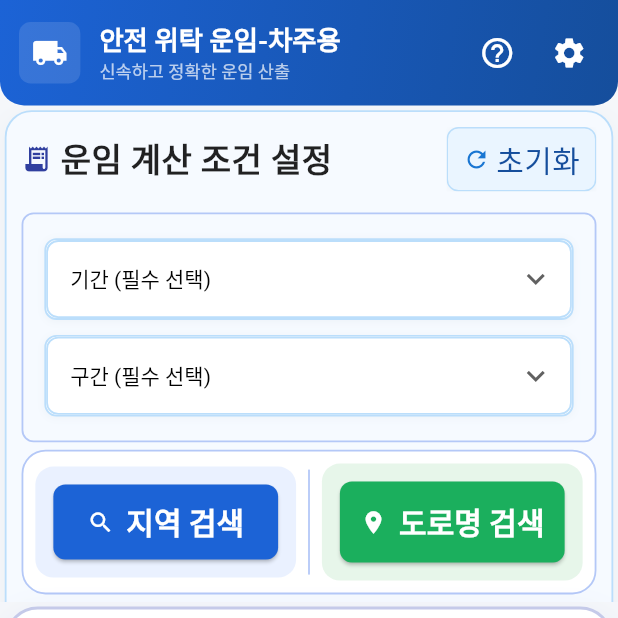
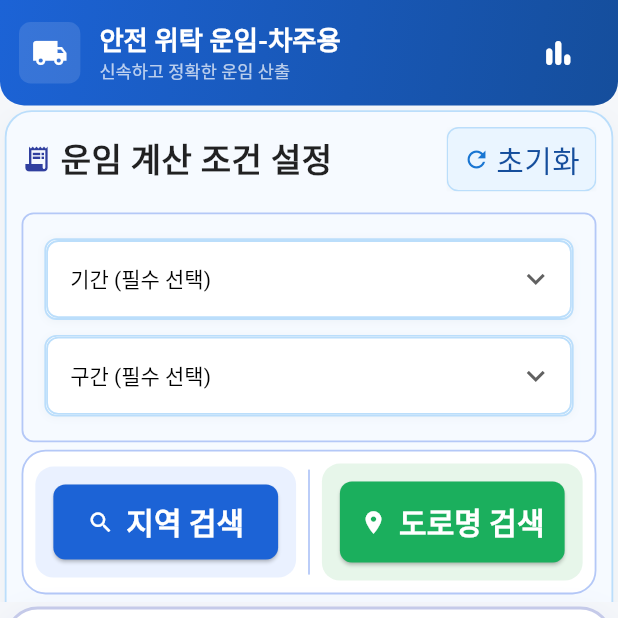
Before and after one commit to jang1231111/line-all-company, a Flutter app: the screen it shows after launch, on a phone screen of 412 x 824 dp, the top half of it. Run offline on Flutter 3.47's test engine with Material 3 defaults, Android fonts, the phone set to English and light mode, and no system bars; our stand-ins replace dio, flutter_riverpod, flutter_screenutil, freezed_annotation, pretty_dio_logger.

Commit message:
✨ 통계 페이지 추가

```diff
--- a/lib/features/condition/presentation/pages/condition_form_page.dart
+++ b/lib/features/condition/presentation/pages/condition_form_page.dart
@@ -72,15 +72,22 @@ class ConditionFormPage extends ConsumerWidget {
               ],
             ),
             actions: [
+              // IconButton(
+              //   icon: const Icon(Icons.help_outline, color: Colors.white),
+              //   onPressed: () {},
+              // ),
+              // IconButton(
+              //   icon: const Icon(Icons.settings, color: Colors.white),
+              //   onPressed: () {},
+              // ),
               IconButton(
-                icon: const Icon(Icons.help_outline, color: Colors.white),
-                onPressed: () {},
+                icon: const Icon(Icons.bar_chart_rounded, color: Colors.white),
+                tooltip: '통계',
+                onPressed: () {
+                  Navigator.of(context).pushNamed('/statistics');
+                },
               ),
-              IconButton(
-                icon: const Icon(Icons.settings, color: Colors.white),
-                onPressed: () {},
-              ),
-              SizedBox(width: 8.w),
+              SizedBox(width: 15.w),
             ],
           ),
           backgroundColor: const Color(0xFFF5F7FA),
--- a/lib/main.dart
+++ b/lib/main.dart
@@ -3,6 +3,7 @@ import 'package:flutter_riverpod/flutter_riverpod.dart';
 import 'package:line_all/common/theme/app_theme.dart';
 
 import 'features/condition/presentation/pages/condition_form_page.dart';
+import 'features/statistics/presentation/pages/statistics_page.dart';
 
 void main() {
   runApp(const ProviderScope(child: MyApp()));
@@ -17,6 +18,7 @@ class MyApp extends StatelessWidget {
       title: '안전운임제 계산기',
       theme: appTheme(),
       home: ConditionFormPage(),
+      routes: {'/statistics': (context) => const StatisticsPage()},
     );
   }
 }
```
Also changed, not shown: lib/features/statistics/presentation/pages/statistics_page.dart (added, +39 -0 lines), lib/features/condition/presentation/pages/statisctics_page.dart (added).
